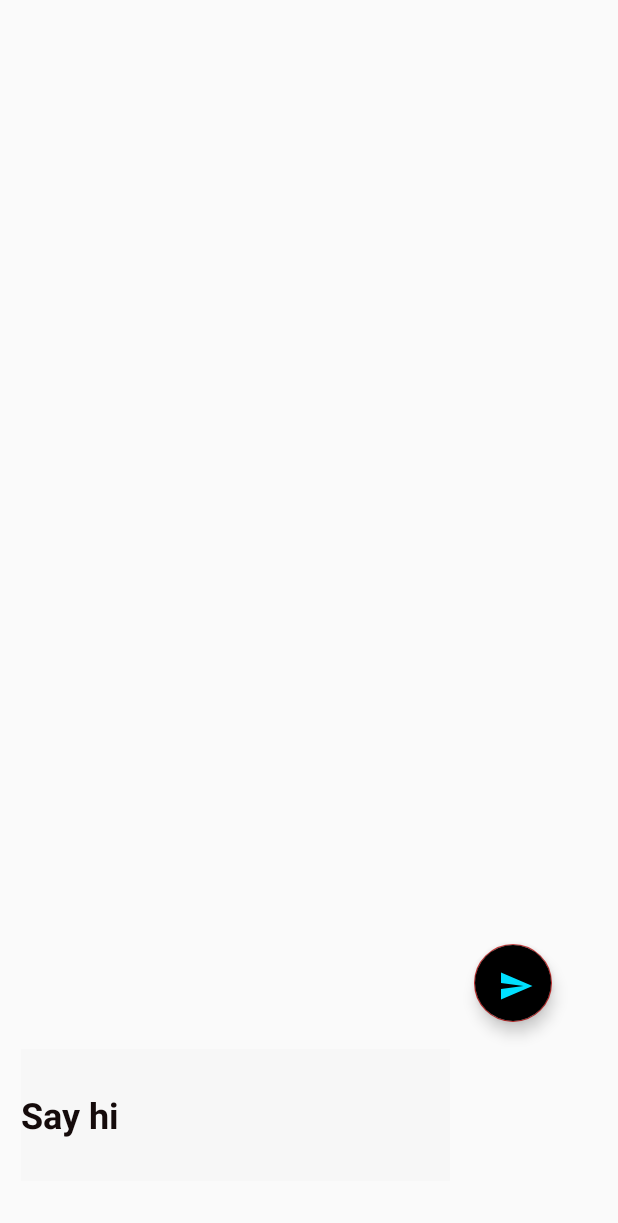
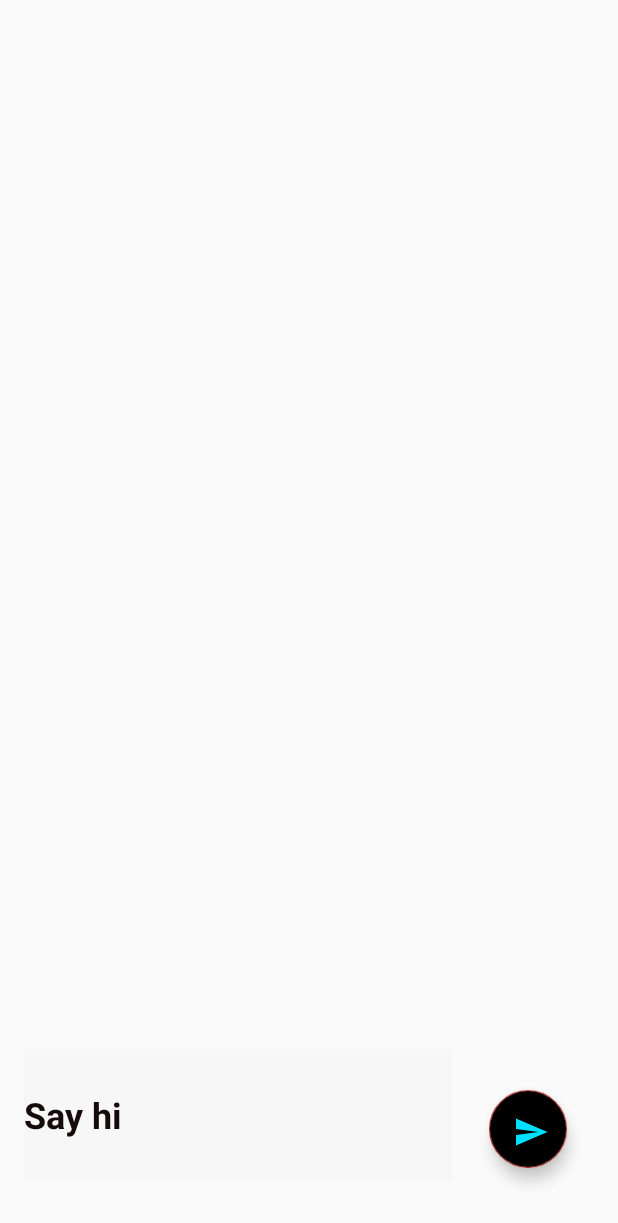
Before and after one commit to ciblorenzo12/EVO, an Android app: the screen it shows after launch once a user with an empty profile is signed in (MainWindows_Create_Join_Event before the commit, main_messages after it), after a tap on "Button Test", on a phone screen of 412 x 824 dp. Shown: the top 1223 px of the screen. Run offline under Robolectric (Android 15) with nearby library versions, the phone set to English and light mode, and no system bars; our stand-ins replace Firebase (no records; nobody signed in at launch, a user with empty details on screens opened directly); libraries missing offline, so code that uses them is left out: com.firebase.ui; Roboto replaces fonts that are not available here.

Commit message:
chat working

```diff
--- a/app/src/main/AndroidManifest.xml
+++ b/app/src/main/AndroidManifest.xml
@@ -25,7 +25,11 @@
         tools:ignore="Instantiatable"
         tools:targetApi="31">
         <activity
-            android:name=".main_messenges"
+            android:name=".main_messages"
+            android:exported="false"
+            android:windowSoftInputMode="adjustPan"/>
+        <activity
+            android:name=".Messenges"
             android:exported="false"
             android:windowSoftInputMode="adjustResize"/>
         <activity
--- a/app/src/main/java/com/evopackage/evo/MainWindows_Create_Join_Event.java
+++ b/app/src/main/java/com/evopackage/evo/MainWindows_Create_Join_Event.java
@@ -4,15 +4,12 @@ import android.Manifest;
 import android.annotation.SuppressLint;
 import android.app.AlertDialog;
 import android.content.Intent;
-import android.os.Build;
 import android.os.Bundle;
 import android.view.View;
 import android.widget.Button;
-import android.widget.EditText;
 import android.widget.ImageButton;
 
 import androidx.annotation.NonNull;
-import androidx.annotation.RequiresApi;
 import androidx.appcompat.app.AppCompatActivity;
 import androidx.appcompat.widget.SearchView;
 import androidx.core.app.ActivityCompat;
@@ -22,7 +19,6 @@ import androidx.recyclerview.widget.RecyclerView;
 import com.firebase.ui.auth.AuthUI;
 import com.google.android.gms.tasks.OnCompleteListener;
 import com.google.android.gms.tasks.Task;
-import com.google.android.material.floatingactionbutton.FloatingActionButton;
 import com.google.firebase.auth.FirebaseAuth;
 import com.google.firebase.auth.FirebaseUser;
 import com.google.firebase.database.DataSnapshot;
@@ -31,24 +27,18 @@ import com.google.firebase.database.DatabaseReference;
 import com.google.firebase.database.FirebaseDatabase;
 import com.google.firebase.database.ValueEventListener;
 
-import java.text.DateFormat;
-import java.text.SimpleDateFormat;
 import java.util.ArrayList;
-import java.util.Calendar;
-import java.util.Date;
 
 public class MainWindows_Create_Join_Event extends AppCompatActivity implements create_event_popup.DialogListener, View.OnClickListener {
     //messanging
-    Adapter_Messangers adaptor_m;
-    RecyclerView reciclemsg;
-    ArrayList<main_messenges> messenges_array;
-    private EditText mess;
-    FloatingActionButton send_btn;
+
+
+
 
     //firebase
     FirebaseUser user;
     FirebaseAuth Auth_;
-    private DatabaseReference   refMessanging;
+
     //searchView
     RecyclerView recicleviw;
     DatabaseReference refdata;
@@ -64,18 +54,22 @@ public class MainWindows_Create_Join_Event extends AppCompatActivity implements
 
     @Override
     protected void onStart() {
+
+
+
         super.onStart();
+
+
     }
 
     @Override
     protected void onCreate(Bundle savedInstanceState) {
         super.onCreate(savedInstanceState);
-        setContentView(R.layout.main_messenges_);
-        Auth_ = FirebaseAuth.getInstance();
-        user = Auth_.getCurrentUser();
-        send_btn = findViewById(R.id.sent_input);
-        refMessanging =  FirebaseDatabase.getInstance().getReference();
-        mess = findViewById(R.id.Mensage_in);
+
+
+
+
+
 
         setContentView(R.layout.setting_page);
         //messanging
@@ -170,19 +164,6 @@ public class MainWindows_Create_Join_Event extends AppCompatActivity implements
 
 
 
-
-
-
-
-
-
-
-
-
-
-
-
-
     private void joinPopUp() {
         create_event_popup evtPopUp = new create_event_popup();
         evtPopUp.show(getSupportFragmentManager(), "Join Dialog");
@@ -238,9 +219,7 @@ public class MainWindows_Create_Join_Event extends AppCompatActivity implements
             setContentView(R.layout.setting_page);
             logout.setOnClickListener(MainWindows_Create_Join_Event.this);
         }
-        if (v.getId() == logout.getId()) {
-            //signout();
-        }
+
         if (v.getId() == settings.getId()) {
 
             setContentView(R.layout.setting_page);
@@ -261,33 +240,15 @@ public class MainWindows_Create_Join_Event extends AppCompatActivity implements
         }
         if (v.getId() == messenges_btn.getId()) {
 
-            setContentView(R.layout.main_messenges_);
-            send_btn.setOnClickListener(MainWindows_Create_Join_Event.this);
+        startActivity(new Intent(this,main_messages.class));
 
 
-        }
-        if (v.getId() == send_btn.getId()) {
-
-            Test();
 
         }
 
     }
 
-    @RequiresApi(api = Build.VERSION_CODES.O)
-    private void Test() {
 
-        mess = findViewById(R.id.Mensage_in);
-        DateFormat df = new SimpleDateFormat("EEE, d MMM yyyy, HH:mm a ");
-        Date currentTime = Calendar.getInstance().getTime();
-        String Name = user.getDisplayName();
-        String Date = df.format(System.currentTimeMillis());
-        main_messenges mensage = new main_messenges(Name, Date,mess.getText().toString());
-
-        refMessanging.child("events").child("-N9Zrr8wPPsWmL_eQGgK").child("Message").push().setValue(mensage);
-      mess.setText("");
-      mess.setHint(" ");
-    }
 
     private void signout() {
 
@@ -302,6 +263,15 @@ public class MainWindows_Create_Join_Event extends AppCompatActivity implements
                 }
             }
         });
+
+    }
+
+    private void Messanges_toDisp(){
+
+
+
+
+
     }
     private void RequestCameraPermission() {
         if (ActivityCompat.shouldShowRequestPermissionRationale(this, Manifest.permission.CAMERA)) {
--- a/app/src/main/java/com/evopackage/evo/main_messenges.java
+++ b/app/src/main/java/com/evopackage/evo/Messenges.java
@@ -1,11 +1,11 @@
 package com.evopackage.evo;
 
-public class main_messenges  {
+public class Messenges {
 
 private String sender,date,messenger;
-    public main_messenges(){};
+    public Messenges(){};
 
-    public main_messenges(String sender, String date, String messenger) {
+    public Messenges(String sender, String date, String messenger) {
         this.sender = sender;
         this.date = date;
         this.messenger = messenger;
--- /dev/null
+++ b/app/src/main/java/com/evopackage/evo/main_messages.java
@@ -0,0 +1,105 @@
+package com.evopackage.evo;
+
+import android.os.Bundle;
+import android.widget.EditText;
+import android.widget.ScrollView;
+
+import androidx.annotation.NonNull;
+import androidx.appcompat.app.AppCompatActivity;
+import androidx.recyclerview.widget.LinearLayoutManager;
+import androidx.recyclerview.widget.RecyclerView;
+
+import com.google.android.material.floatingactionbutton.FloatingActionButton;
+import com.google.firebase.auth.FirebaseAuth;
+import com.google.firebase.auth.FirebaseUser;
+import com.google.firebase.database.DataSnapshot;
+import com.google.firebase.database.DatabaseError;
+import com.google.firebase.database.DatabaseReference;
+import com.google.firebase.database.FirebaseDatabase;
+import com.google.firebase.database.ValueEventListener;
+
+import java.text.DateFormat;
+import java.text.SimpleDateFormat;
+import java.util.ArrayList;
+import java.util.List;
+
+public class main_messages extends AppCompatActivity {
+    List<Messenges> messenges_List;
+    Adapter_Messangers adaptor_m ;
+    RecyclerView reciclemsg;
+    private EditText mess;
+    private ScrollView sv;
+    FloatingActionButton send_btn;
+    LinearLayoutManager llman_;
+    FirebaseUser user;
+    FirebaseAuth Auth_;
+    private DatabaseReference refMessanging;
+    @Override
+    public void onCreate(Bundle savedInstanceState){
+        setContentView(R.layout.main_messenges_);
+        Auth_ = FirebaseAuth.getInstance();
+        user = Auth_.getCurrentUser();
+        send_btn = findViewById(R.id.sent_input);
+        refMessanging =  FirebaseDatabase.getInstance().getReference();
+        mess = findViewById(R.id.Mensage_in);
+        reciclemsg = findViewById(R.id.recicle_mesg);
+        messenges_List=new ArrayList<>();
+sv = findViewById(R.id.scrollView2);
+        adaptor_m = new Adapter_Messangers(this,messenges_List);
+
+        llman_=(new LinearLayoutManager(this, RecyclerView.VERTICAL,false));
+
+        reciclemsg.setLayoutManager(llman_);
+        reciclemsg.setAdapter(adaptor_m);
+
+            super.onCreate(savedInstanceState);
+
+        send_btn.setOnClickListener(v -> click());
+
+
+        }
+
+    private void click() {
+        mess = findViewById(R.id.Mensage_in);
+        DateFormat df = new SimpleDateFormat("EEE, d MMM yyyy, HH:mm a ");
+
+        String Name = user.getDisplayName();
+        String Date = df.format(System.currentTimeMillis());
+        Messenges mensage = new Messenges(Name, Date,mess.getText().toString());
+
+        refMessanging.child("events").child("-N9Zrr8wPPsWmL_eQGgK").child("Message").push().setValue(mensage);
+        mess.setText("");
+        mess.setHint(" ");
+    }
+
+
+    @Override
+    protected void onStart() {
+        super.onStart();
+        Messanges_toDisp();
+    }
+
+    private void Messanges_toDisp() {
+
+        refMessanging.child("events").child("-N9Zrr8wPPsWmL_eQGgK").child("Message").addValueEventListener(new ValueEventListener() {
+            @Override
+            public void onDataChange(@NonNull DataSnapshot snapshot) {
+                messenges_List.clear();
+                for(DataSnapshot snap:snapshot.getChildren()){
+
+                    Messenges messenges = new Messenges(snap.child("sender").getValue(String.class),
+                            snap.child("date").getValue(String.class),
+                            snap.child("messenger").getValue(String.class));
+                    messenges_List.add(messenges);
+
+                }
+                reciclemsg.scrollToPosition(messenges_List.size());
+                adaptor_m.notifyDataSetChanged();
+            }
+
+            @Override
+            public void onCancelled(@NonNull DatabaseError error) {
+
+            }
+        });    }
+}
--- a/app/src/main/res/layout/main_messenges_.xml
+++ b/app/src/main/res/layout/main_messenges_.xml
@@ -6,27 +6,24 @@
     android:layout_height="match_parent">
 
     <ScrollView
+        android:layout_gravity="end"
         android:id="@+id/scrollView2"
         android:layout_width="415dp"
         android:layout_height="621dp"
+        app:layout_constraintBottom_toTopOf="@+id/Mensage_in"
         app:layout_constraintEnd_toEndOf="parent"
         app:layout_constraintHorizontal_bias="0.0"
         app:layout_constraintStart_toStartOf="parent"
+        app:layout_constraintTop_toTopOf="parent"
         tools:ignore="MissingConstraints">
 
-        <LinearLayout
+        <androidx.recyclerview.widget.RecyclerView
+
+            android:id="@+id/recicle_mesg"
             android:layout_width="match_parent"
-            android:layout_height="wrap_content"
-            android:orientation="vertical">
+            android:layout_height="wrap_content">
 
-            <androidx.recyclerview.widget.RecyclerView
-                android:id="@+id/recicle_mesg"
-                android:layout_width="match_parent"
-                android:layout_height="599dp">
-
-            </androidx.recyclerview.widget.RecyclerView>
-
-        </LinearLayout>
+        </androidx.recyclerview.widget.RecyclerView>
     </ScrollView>
 
 
@@ -34,22 +31,22 @@
         android:id="@+id/sent_input"
         android:layout_width="52dp"
         android:layout_height="52dp"
-        android:layout_marginTop="8dp"
 
-        android:layout_marginEnd="44dp"
         android:adjustViewBounds="false"
-
         android:clickable="false"
         android:fitsSystemWindows="true"
         android:onClick="onClick"
         android:src="@drawable/ic_baseline_send_24"
         app:backgroundTint="#B82929"
         app:backgroundTintMode="multiply"
+        app:layout_constraintBottom_toBottomOf="parent"
         app:layout_constraintEnd_toEndOf="parent"
-        app:layout_constraintTop_toBottomOf="@+id/scrollView2"
+        app:layout_constraintHorizontal_bias="0.905"
+        app:layout_constraintStart_toStartOf="parent"
+        app:layout_constraintTop_toTopOf="parent"
+        app:layout_constraintVertical_bias="0.941"
         app:layout_marginBaseline="10dp"
         tools:ignore="SpeakableTextPresentCheck" />
-
 
     <EditText
         android:id="@+id/Mensage_in"
--- a/app/src/main/res/layout/messanging_chat.xml
+++ b/app/src/main/res/layout/messanging_chat.xml
@@ -11,10 +11,13 @@
 
     android:alpha="20"
     android:hint="@string/Adress"
-    tools:ignore="SpeakableTextPresentCheck">
+    tools:ignore="SpeakableTextPresentCheck"
+    android:layout_gravity="end">
 
 
     <androidx.cardview.widget.CardView
+
+        android:layout_gravity="end"
         android:layout_width="wrap_content"
         android:layout_height="wrap_content"
 
```
Also changed, not shown: app/src/main/java/com/evopackage/evo/Adapter_Messangers.java (+20 -20 lines).
